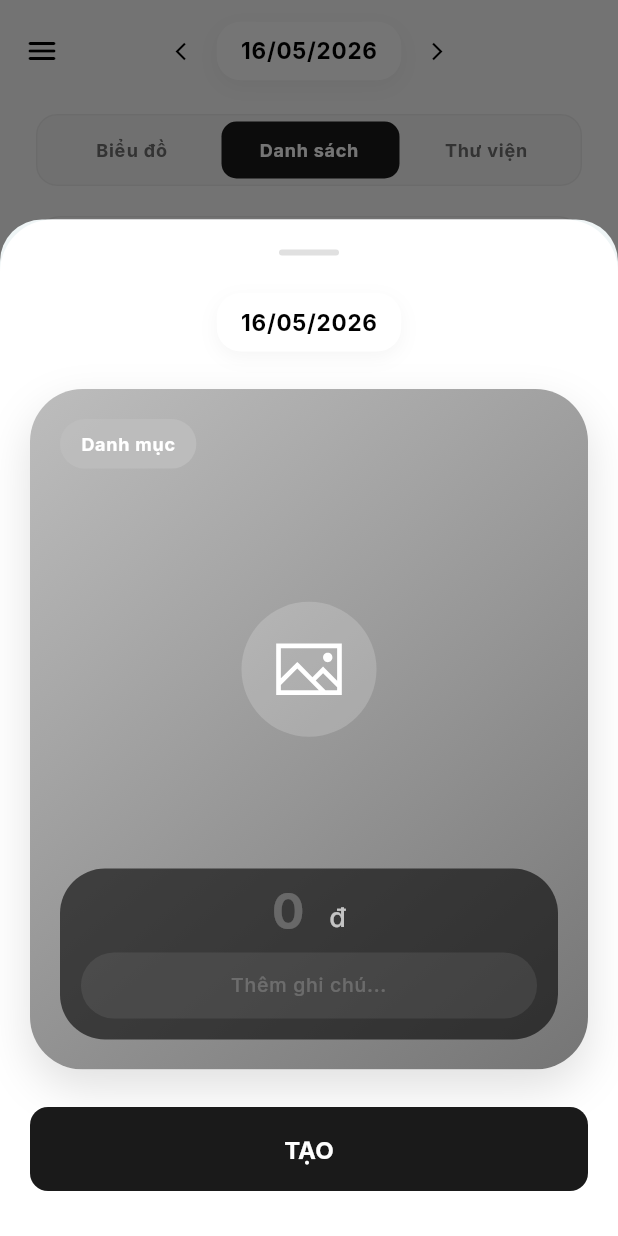
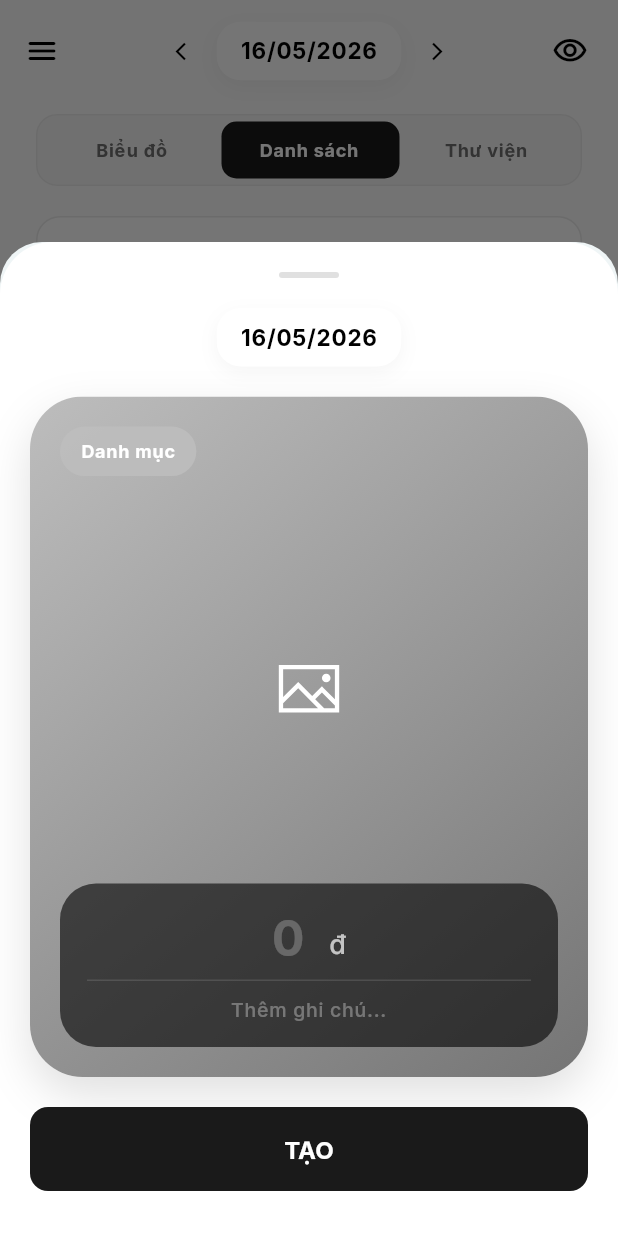
Before and after one commit to ng1Trung/sheepify-finance, a Flutter app: the screen it shows after launch, on a phone screen of 412 x 824 dp. Run offline on Flutter 3.47's test engine with Material 3 defaults, Android fonts, the phone set to English and light mode, and no system bars; our stand-ins replace fl_chart, google_fonts, hive, hive_flutter, image_picker, line_icons and 1 more; accounts and stored records are empty; project files that could hold a hidden picture were left out.

Commit message:
refine diary controls and transaction form

```diff
--- a/lib/presentation/screens/main_screen.dart
+++ b/lib/presentation/screens/main_screen.dart
@@ -4,6 +4,7 @@ import 'package:intl/intl.dart';
 
 import '../../core/constants/constants.dart';
 import '../../data/models/category_model.dart';
+import '../../data/models/settings_model.dart';
 import '../widgets/transaction_form.dart';
 import '../tabs/diary_tab.dart';
 import '../tabs/category_tab.dart';
@@ -182,9 +183,7 @@ class _MainScreenState extends State<MainScreen> {
           final maxPillWidth =
               constraints.maxWidth - (isSingleDiaryDay ? 104 : 24);
 
-          return Transform.translate(
-            offset: const Offset(-28, 0),
-            child: Center(
+          return Center(
             child: Row(
               mainAxisSize: MainAxisSize.min,
               children: [
@@ -218,7 +217,6 @@ class _MainScreenState extends State<MainScreen> {
                   ),
                 ],
               ],
-              ),
             ),
           );
         },
@@ -255,6 +253,28 @@ class _MainScreenState extends State<MainScreen> {
         ),
         title: buildAppBarTitle(),
         actions: [
+          if (_currentIndex == 0)
+            ValueListenableBuilder(
+              valueListenable: Hive.box<AppSettings>(kSettingsBox).listenable(),
+              builder: (context, settingsBox, _) {
+                final settings = settingsBox.get('current') ?? AppSettings();
+                return Padding(
+                  padding: const EdgeInsets.only(right: 8),
+                  child: IconButton(
+                    icon: Icon(
+                      settings.hideAmounts
+                          ? Icons.visibility_off_outlined
+                          : Icons.visibility_outlined,
+                      color: AppColors.getTextPrimary(theme.brightness),
+                    ),
+                    onPressed: () {
+                      settings.hideAmounts = !settings.hideAmounts;
+                      settings.save();
+                    },
+                  ),
+                );
+              },
+            ),
           if (_currentIndex == 1)
             Padding(
               padding: const EdgeInsets.only(right: 16),
--- a/lib/presentation/tabs/diary_tab.dart
+++ b/lib/presentation/tabs/diary_tab.dart
@@ -45,12 +45,6 @@ class _DiaryTabState extends State<DiaryTab> {
           builder: (context, box, _) {
             final catBox = Hive.box<CategoryModel>(kCatBox);
 
-            // 1. Identify Goal categories to exclude from balance
-            final goalCatIds = catBox.values
-                .where((c) => c.effectiveTypeIndex == 2)
-                .map((c) => c.id)
-                .toSet();
-
             final isSingleDay =
                 widget.selectedRange.start.year ==
                     widget.selectedRange.end.year &&
@@ -86,10 +80,21 @@ class _DiaryTabState extends State<DiaryTab> {
             double totalIncome = 0;
             double totalExpense = 0;
             for (var tx in displayTxs) {
+              final cat = catBox.values.firstWhere(
+                (c) => c.id == tx.categoryId,
+                orElse: () => CategoryModel(
+                  id: '',
+                  name: '?',
+                  iconCode: Icons.help.codePoint,
+                  isExpense: tx.isExpense,
+                  typeIndex: tx.isExpense ? 0 : 1,
+                ),
+              );
+
               // Skip goals in summary
-              if (goalCatIds.contains(tx.categoryId)) continue;
+              if (cat.effectiveTypeIndex == 2) continue;
 
-              if (tx.isExpense) {
+              if (cat.effectiveTypeIndex == 0) {
                 totalExpense += tx.amount;
               } else {
                 totalIncome += tx.amount;
@@ -255,9 +260,6 @@ class _DiaryTabState extends State<DiaryTab> {
                         ),
                       ),
                       const SizedBox(height: 5),
-                      Row(
-                        mainAxisAlignment: MainAxisAlignment.center,
-                        children: [
                       Text(
                         CurrencyUtil.formatDisplayAmount(
                           totalIncome - totalExpense,
@@ -270,22 +272,6 @@ class _DiaryTabState extends State<DiaryTab> {
                                   ? AppColors.income
                                   : AppColors.expense,
                             ),
-                          ),
-                          const SizedBox(width: 8),
-                          IconButton(
-                            visualDensity: VisualDensity.compact,
-                            onPressed: () {
-                              settings.hideAmounts = !settings.hideAmounts;
-                              settings.save();
-                            },
-                            icon: Icon(
-                              !settings.hideAmounts
-                                  ? Icons.visibility_outlined
-                                  : Icons.visibility_off_outlined,
-                              size: 20,
-                            ),
-                          ),
-                        ],
                       ),
                       const SizedBox(height: 20),
                       Row(
@@ -588,12 +574,12 @@ class _DiaryTabState extends State<DiaryTab> {
                                                         dayIdx ==
                                                         sortedDayKeys.length -
                                                             1;
-                                                    final isSavings = goalCatIds
-                                                        .contains(
-                                                          tx.categoryId,
-                                                        );
+                                                    final isSavings =
+                                                        cat.effectiveTypeIndex ==
+                                                        2;
                                                     final isExpense =
-                                                        tx.isExpense;
+                                                        cat.effectiveTypeIndex ==
+                                                        0;
 
                                                     return Dismissible(
                                                       key: ValueKey(tx.key),
--- a/lib/presentation/tabs/stats_tab.dart
+++ b/lib/presentation/tabs/stats_tab.dart
@@ -109,7 +109,7 @@ class _StatsTabState extends State<StatsTab> {
             }
 
             if (displayTotal == 0) {
-              return Expanded(
+              return SizedBox.expand(
                 child: buildStatsCard(
                   child: Column(
                     crossAxisAlignment: CrossAxisAlignment.end,
--- a/lib/presentation/widgets/transaction/transaction_image_area.dart
+++ b/lib/presentation/widgets/transaction/transaction_image_area.dart
@@ -94,18 +94,11 @@ class TransactionImageArea extends StatelessWidget {
                       ),
                       child: Center(
                         child: Padding(
-                          padding: const EdgeInsets.only(bottom: 80),
-                          child: Container(
-                            padding: const EdgeInsets.all(20),
-                            decoration: BoxDecoration(
-                              color: Colors.white.withOpacity(0.18),
-                              shape: BoxShape.circle,
-                            ),
+                          padding: const EdgeInsets.only(bottom: 64),
                           child: Icon(
                             selectedCategory?.iconData ?? LineIcons.image,
-                              size: 50,
+                            size: 46,
                             color: Colors.white,
-                            ),
                           ),
                         ),
                       ),
@@ -177,10 +170,10 @@ class TransactionImageArea extends StatelessWidget {
     }
 
     return Container(
-      padding: const EdgeInsets.fromLTRB(14, 0, 14, 14),
+      padding: const EdgeInsets.fromLTRB(18, 8, 18, 14),
       decoration: BoxDecoration(
         color: Colors.black.withOpacity(0.6),
-        borderRadius: BorderRadius.circular(30),
+        borderRadius: BorderRadius.circular(24),
       ),
       child: Column(
         mainAxisSize: MainAxisSize.min,
@@ -243,25 +236,15 @@ class TransactionImageArea extends StatelessWidget {
             ),
           ),
 
-          // NOTE INPUT SECTION
-          Container(
-            padding: const EdgeInsets.symmetric(horizontal: 16, vertical: 12),
-            decoration: BoxDecoration(
-              color: Colors.white.withOpacity(0.08),
-              borderRadius: BorderRadius.circular(25),
-            ),
-            child: Row(
-              children: [
-                Expanded(
-                  child: TextField(
+          Container(height: 1, color: Colors.white.withOpacity(0.12)),
+          const SizedBox(height: 10),
+          TextField(
             controller: noteController,
             style: const TextStyle(color: Colors.white, fontSize: 13),
             textAlign: TextAlign.center,
             decoration: InputDecoration(
               hintText: l10n.get('add_note'),
-                      hintStyle: TextStyle(
-                        color: Colors.white.withOpacity(0.2),
-                      ),
+              hintStyle: TextStyle(color: Colors.white.withOpacity(0.32)),
               border: InputBorder.none,
               enabledBorder: InputBorder.none,
               focusedBorder: InputBorder.none,
@@ -270,10 +253,6 @@ class TransactionImageArea extends StatelessWidget {
               contentPadding: EdgeInsets.zero,
               filled: false,
               fillColor: Colors.transparent,
-                    ),
-                  ),
-                ),
-              ],
             ),
           ),
         ],
--- a/lib/presentation/widgets/transaction_form.dart
+++ b/lib/presentation/widgets/transaction_form.dart
@@ -338,9 +338,9 @@ class _TransactionFormState extends State<TransactionForm> {
           mainAxisSize: MainAxisSize.min,
           children: [
             _buildDragHandle(),
-            const SizedBox(height: 25),
+            const SizedBox(height: 20),
             _buildDatePill(),
-            const SizedBox(height: 25),
+            const SizedBox(height: 20),
             TransactionImageArea(
               imagePath: _imagePath,
               isExpense: _selectedTypeIndex == 0,
@@ -355,7 +355,7 @@ class _TransactionFormState extends State<TransactionForm> {
               onRemoveImage: () => setState(() => _imagePath = null),
               onShowCategoryPicker: _showCategoryPicker,
             ),
-            const SizedBox(height: 25),
+            const SizedBox(height: 20),
             _buildSaveButton(),
             const SizedBox(height: 10),
           ],
```
Lines whose indentation alone changed are shown as unchanged.
